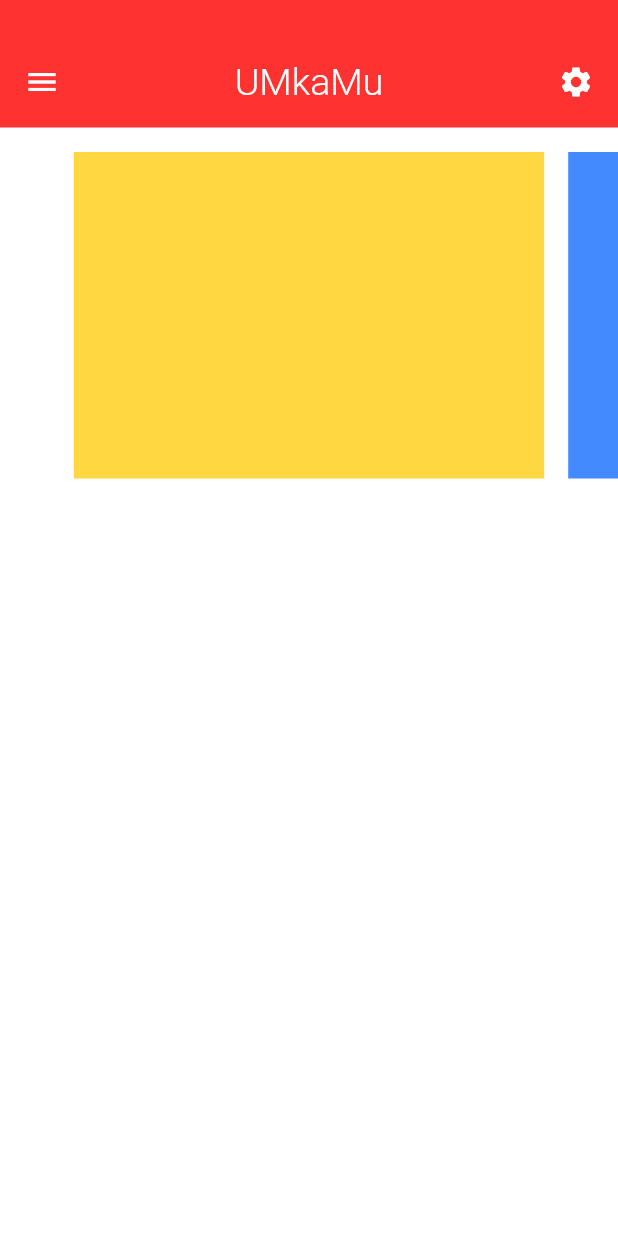
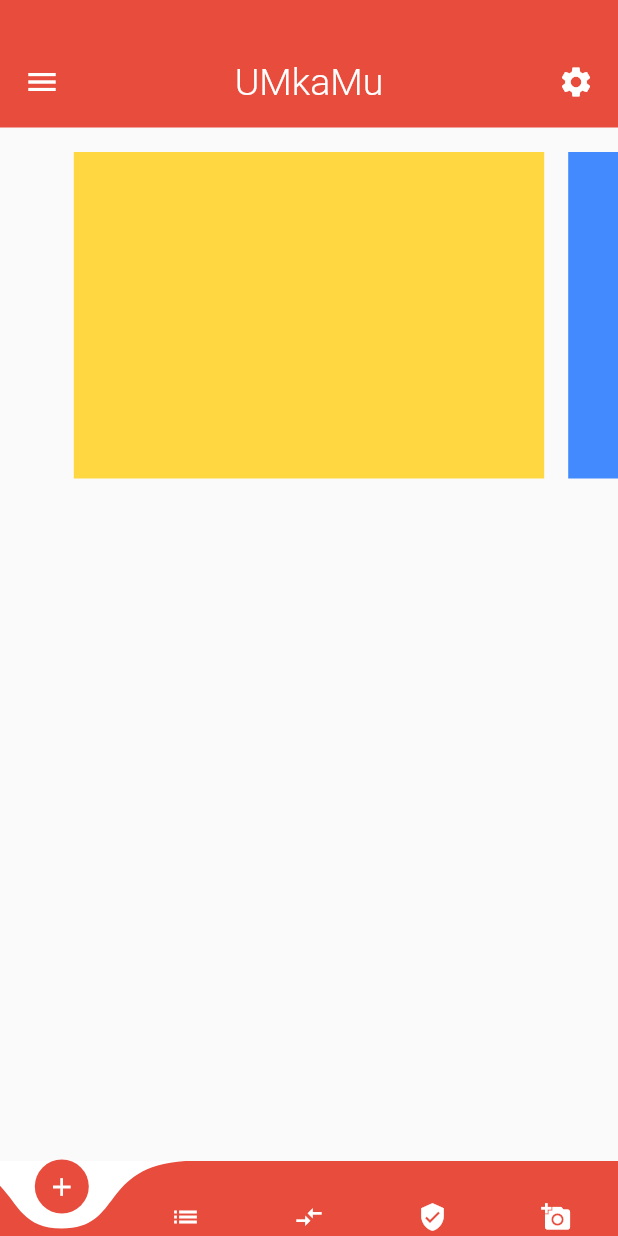
Before and after one commit to conclude91/umkamu-hybrid, a Flutter app: the screen it shows after launch, on a phone screen of 412 x 824 dp. Run offline on Flutter 3.47's test engine with Material 2 defaults, Android fonts, the phone set to English and light mode, and no system bars; drawn by our look-alikes of curved_navigation_bar; Roboto replaces fonts that are missing (fonts/Roboto-Light.tff).

```diff
--- a/lib/sidebar_menu_dashboard_layout.dart
+++ b/lib/sidebar_menu_dashboard_layout.dart
@@ -1,3 +1,4 @@
+import 'package:curved_navigation_bar/curved_navigation_bar.dart';
 import 'package:flutter/cupertino.dart';
 import 'package:flutter/material.dart';
 
@@ -5,7 +6,7 @@ final String appName = "UMkaMu";
 final Color backgroundColor = Color(0xFFFFFFFF);
 final Color primaryContentColor = Color(0xFF4C4C4C);
 final Color secondaryContentColor = Color(0xFFFFFFFF);
-final Color primaryColor = Color(0xFFFF3232);
+final Color primaryColor = Color(0xFFE74C3C);
 final String primaryFont = 'fonts/Roboto-Light.tff';
 final double mediumSize = 20;
 final double largeSize = 25;
@@ -51,7 +52,7 @@ class _SidebarMenuDashboardPageState extends State<SidebarMenuDashboardPage>
     screenHeight = size.height;
 
     return Scaffold(
-      backgroundColor: backgroundColor,
+      backgroundColor: primaryColor,
       body: Stack(
         children: <Widget>[
           menu(context),
@@ -134,7 +135,8 @@ class _SidebarMenuDashboardPageState extends State<SidebarMenuDashboardPage>
         child: Material(
           elevation: 8,
           color: backgroundColor,
-          child: Column(
+          child: Scaffold(
+            body: Column(
               children: <Widget>[
                 Container(
                   color: primaryColor,
@@ -194,6 +196,28 @@ class _SidebarMenuDashboardPageState extends State<SidebarMenuDashboardPage>
                 ),
               ],
             ),
+            bottomNavigationBar: CurvedNavigationBar(
+              color: primaryColor,
+              backgroundColor: backgroundColor,
+              buttonBackgroundColor: primaryColor,
+              height: 50,
+              animationDuration: Duration(milliseconds: 500),
+              animationCurve: Curves.fastOutSlowIn,
+              items: <Widget>[
+                Icon(Icons.add, size: mediumSize, color: backgroundColor),
+                Icon(Icons.list, size: mediumSize, color: backgroundColor),
+                Icon(Icons.compare_arrows,
+                    size: mediumSize, color: backgroundColor),
+                Icon(Icons.verified_user,
+                    size: mediumSize, color: backgroundColor),
+                Icon(Icons.add_a_photo,
+                    size: mediumSize, color: backgroundColor),
+              ],
+              onTap: (index) {
+                debugPrint('this is index-$index');
+              },
+            ),
+          ),
         ),
       ),
     );
--- a/pubspec.yaml
+++ b/pubspec.yaml
@@ -21,6 +21,7 @@ environment:
   sdk: ">=2.7.0 <3.0.0"
 
 dependencies:
+  curved_navigation_bar:
   flutter:
     sdk: flutter
 
```
Also changed, not shown: pubspec.lock. Lines whose indentation alone changed are shown as unchanged.
